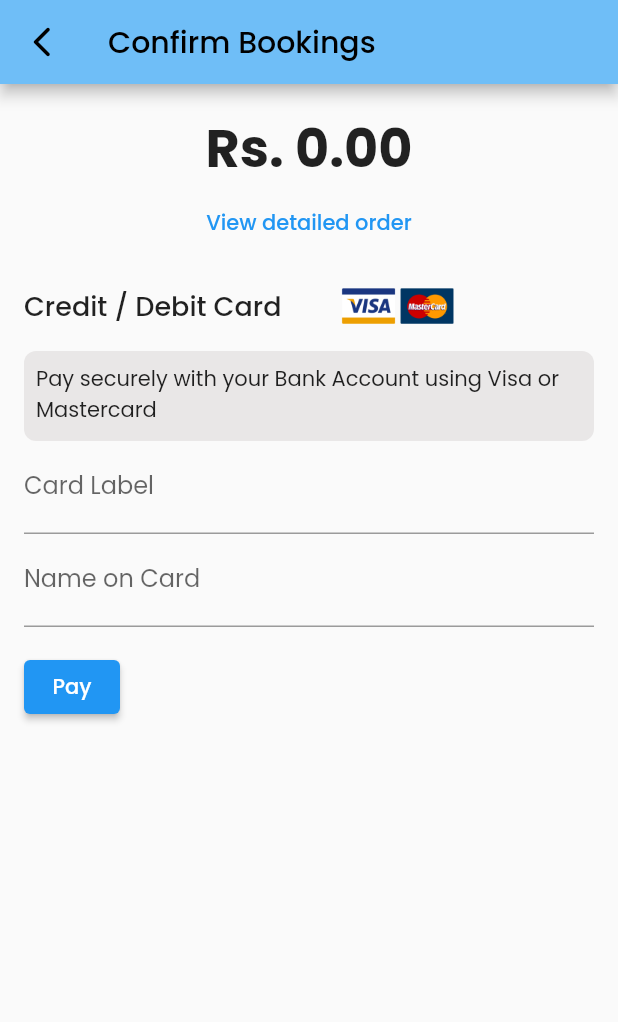
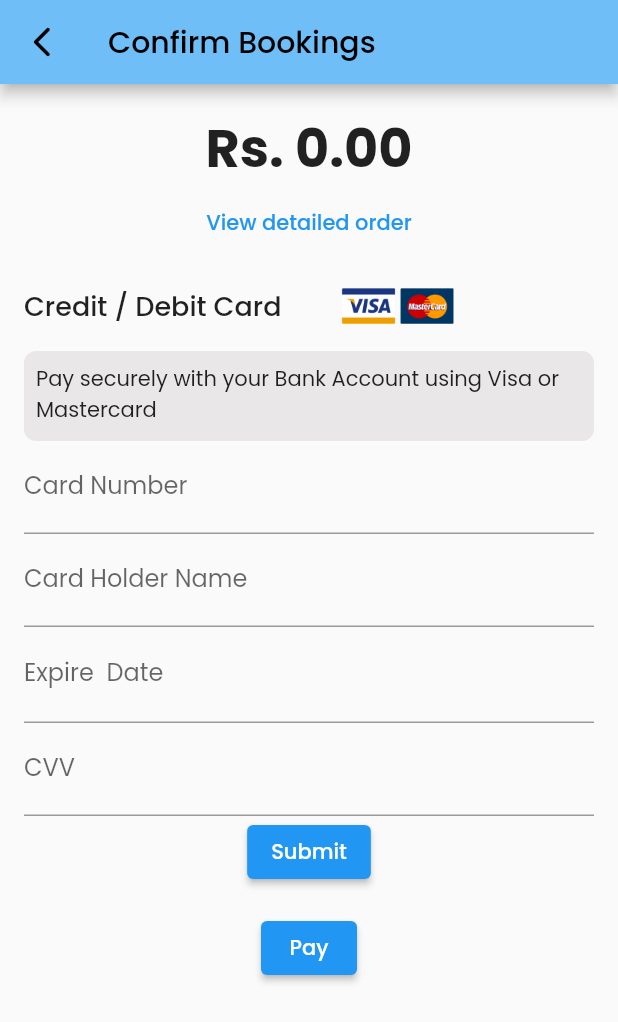
Before and after one commit to Rnilash/final-project, a Flutter app: the PaymentScreen screen opened directly with empty values, on a phone screen of 412 x 824 dp. Shown: the top 1022 px of the screen. Run offline on Flutter 3.47's test engine with Material 3 defaults, Android fonts, the phone set to English and light mode, and no system bars; our stand-ins replace firebase_auth, firebase_core, flutter_datetime_picker_plus, google_fonts; accounts and stored records are empty.

Commit message:
card fields

```diff
--- a/lib/Screens/payment_page.dart
+++ b/lib/Screens/payment_page.dart
@@ -1,26 +1,17 @@
 import 'package:flutter/material.dart';
+import 'package:flutter/services.dart';
 import 'package:flutter_application_1/Const/Colors.dart';
 import 'package:flutter_application_1/Screens/main_dashboard.dart';
+import 'package:intl/intl.dart';
 
 class PaymentScreen extends StatefulWidget {
-  final double amount; // Replace with actual data structure
-  final String cardLabel;
-  final String cardName;
-  final String expiryDate;
-  final String cvvCode;
-  final bool saveCard;
-  final bool usePayPal;
+  // Replace with actual data structure
+
   final int hours;
   final int price_per_hour;
 
-  PaymentScreen({
-    required this.amount,
-    required this.cardLabel,
-    required this.cardName,
-    required this.expiryDate,
-    required this.cvvCode,
-    required this.saveCard,
-    required this.usePayPal,
+  const PaymentScreen({
+    super.key,
     required this.hours,
     required this.price_per_hour,
   });
@@ -30,6 +21,19 @@ class PaymentScreen extends StatefulWidget {
 }
 
 class _PaymentScreenState extends State<PaymentScreen> {
+  num card_label = 0;
+  String name_on_card = "";
+  DateTime? expire_Date;
+  final TextEditingController _expirationController = TextEditingController();
+  String? _expirationDate;
+  final _formKey = GlobalKey<FormState>();
+  final _cardNumberController = TextEditingController();
+  final _cardHolderNameController = TextEditingController();
+  final _expiryDateController = TextEditingController();
+  final _cvvController = TextEditingController();
+
+  bool _isCardValid = false;
+
   @override
   Widget build(BuildContext context) {
     return Scaffold(
@@ -37,25 +41,24 @@ class _PaymentScreenState extends State<PaymentScreen> {
           backgroundColor: maincolor,
           title: const Text(
             'Confirm Bookings',
-          style: const TextStyle(fontFamily: "Poppins", color: Colors.black),
+            style: TextStyle(fontFamily: "Poppins", color: Colors.black),
           ),
           leading: IconButton(
-          icon:
-              const Icon(Icons.arrow_back_ios_new_rounded, color: Colors.black),
+            icon: const Icon(Icons.arrow_back_ios_new_rounded,
+                color: Colors.black),
             onPressed: () {
               Navigator.pop(context);
             },
           ),
-        actions: [
+          actions: const [
             // Add any additional actions here
           ],
         ),
         body: Padding(
           padding: const EdgeInsets.all(16.0),
           child: SingleChildScrollView(
-          child: Column(
-            crossAxisAlignment: CrossAxisAlignment.start,
-            children: [
+            child:
+                Column(crossAxisAlignment: CrossAxisAlignment.start, children: [
               Row(
                 mainAxisAlignment: MainAxisAlignment.center,
                 children: [
@@ -156,44 +159,124 @@ class _PaymentScreenState extends State<PaymentScreen> {
                     padding: EdgeInsets.all(8.0),
                     child: Text(
                       "Pay securely with your Bank Account using Visa or Mastercard",
-                      style: const TextStyle(fontWeight: FontWeight.w400),
+                      style: TextStyle(fontWeight: FontWeight.w400),
                     ),
                   )
                 ],
               ),
-              TextField(
-                decoration: const InputDecoration(labelText: 'Card Label'),
-                controller: TextEditingController(text: widget.cardLabel),
-                onChanged: (value) {
-                  // Update card label
+              Column(
+                children: [
+                  Form(
+                    key: _formKey,
+                    child: Column(
+                      children: [
+                        TextFormField(
+                          controller: _cardNumberController,
+                          keyboardType: TextInputType.number,
+                          inputFormatters: [
+                            FilteringTextInputFormatter.allow(
+                                RegExp(r'^[0-9]+$')),
+                          ],
+                          validator: (value) {
+                            if (value!.isEmpty) {
+                              return 'Please enter card number';
+                            } else if (value.length != 16) {
+                              return 'Card number must be 16 digits';
+                            }
+                            return null;
                           },
+                          decoration: InputDecoration(
+                            labelText: 'Card Number',
                           ),
-              TextField(
-                decoration: const InputDecoration(labelText: 'Name on Card'),
-                controller: TextEditingController(text: widget.cardName),
-                onChanged: (value) {
-                  // Update card name
+                        ),
+                        TextFormField(
+                          controller: _cardHolderNameController,
+                          validator: (value) {
+                            if (value!.isEmpty) {
+                              return 'Please enter card holder name';
+                            }
+                            return null;
                           },
+                          decoration: InputDecoration(
+                            labelText: 'Card Holder Name',
                           ),
-              // Row(
-              //   children: [
-              //     TextField(
-              //       decoration: const InputDecoration(labelText: 'Card Label'),
-              //       controller: TextEditingController(text: widget.cardLabel),
-              //       onChanged: (value) {
-              //         // Update card label
-              //       },
-              //     ),
-              //     TextField(
-              //       decoration:
-              //           const InputDecoration(labelText: 'Name on Card'),
-              //       controller: TextEditingController(text: widget.cardName),
-              //       onChanged: (value) {
-              //         // Update card name
-              //       },
-              //     )
-              //   ],
-              // ),
+                        ),
+                        TextFormField(
+                          readOnly: false,
+                          controller: _expiryDateController,
+                          keyboardType: TextInputType.number,
+                          inputFormatters: [
+                            ExpirationDateFormatter()
+                            // FilteringTextInputFormatter.allow(
+                            //     RegExp(r'^\d{2}\/\d{2}$')),
+                          ],
+                          validator: (value) {
+                            if (value!.isEmpty) {
+                              return 'Please enter expiration date';
+                            }
+
+                            try {
+                              final month =
+                                  int.tryParse(value.substring(0, 2)) ?? 0;
+                              final year =
+                                  int.tryParse('20${value.substring(2)}') ?? 0;
+
+                              // Validate month (between 1 and 12)
+                              if (month < 1 || month > 12) {
+                                return 'Invalid expiration month (must be between 01 and 12)';
+                              }
+
+                              // Validate year (future date)
+                              final expiryDate = DateTime(year, month, 1);
+                              if (expiryDate.isBefore(DateTime.now())) {
+                                return 'Expiration date is invalid';
+                              }
+
+                              return null;
+                            } catch (e) {
+                              return 'Invalid expiration date format';
+                            }
+                          },
+                          decoration: InputDecoration(
+                              labelText: 'Expire  Date ', hintText: "MM/YY"),
+                        ),
+                        TextFormField(
+                          controller: _cvvController,
+                          keyboardType: TextInputType.number,
+                          obscureText: true,
+                          validator: (value) {
+                            if (value!.isEmpty) {
+                              return 'Please enter CVV';
+                            } else if (value.length != 3) {
+                              return 'CVV must be 3 digits';
+                            }
+                            return null;
+                          },
+                          decoration: InputDecoration(
+                            labelText: 'CVV',
+                          ),
+                        ),
+                        ElevatedButton(
+                          onPressed: () {
+                            if (_formKey.currentState!.validate()) {
+                              // Form is valid, proceed with payment
+                              setState(() {
+                                _isCardValid = true;
+                              });
+                              // Replace this with your payment processing logic
+                              print('Card details are valid');
+                            } else {
+                              setState(() {
+                                _isCardValid = false;
+                              });
+                            }
+                          },
+                          child: Text('Submit'),
+                        ),
+                        if (_isCardValid) Text('Card is valid'),
+                      ],
+                    ),
+                  ),
                   const SizedBox(height: 16),
                   ElevatedButton(
                     onPressed: () {
@@ -203,8 +286,47 @@ class _PaymentScreenState extends State<PaymentScreen> {
                   ),
                 ],
               ),
+            ]),
           ),
-      ),
+        ));
+  }
+}
+
+class ExpirationDateFormatter extends TextInputFormatter {
+  @override
+  TextEditingValue formatEditUpdate(
+    TextEditingValue oldValue,
+    TextEditingValue newValue,
+  ) {
+    final newText = newValue.text;
+
+    if (newText.length > 0) {
+      final newTextSplit = newText.split('');
+      final newTextLength = newTextSplit.length;
+
+      if (newText == '/') {
+        return TextEditingValue(
+          text: '',
+          selection: TextSelection.collapsed(offset: 0),
         );
       }
+
+      if (newTextSplit[newTextLength - 1] == '/') {
+        if (newTextLength != 3) {
+          return oldValue;
         }
+        // Validate month here
+        final month = int.tryParse(newText.substring(0, 2)) ?? 0;
+        if (month < 1 || month > 12) {
+          return oldValue;
+        }
+      } else {
+        if (newTextLength > 4) {
+          return oldValue;
+        }
+      }
+    }
+
+    return newValue;
+  }
+}
--- a/pubspec.yaml
+++ b/pubspec.yaml
@@ -41,6 +41,8 @@ dependencies:
   provider: ^6.1.2
 
   flutter_datetime_picker_plus: ^2.2.0
+  intl: ^0.19.0
+  flutter_multi_formatter: ^2.13.0
 
 
 dev_dependencies:
```
Also changed, not shown: lib/Screens/Log_in_page.dart (+8 -8 lines), lib/Screens/arena_Booking.dart (+0 -7 lines), pubspec.lock. Lines whose indentation alone changed are shown as unchanged.
